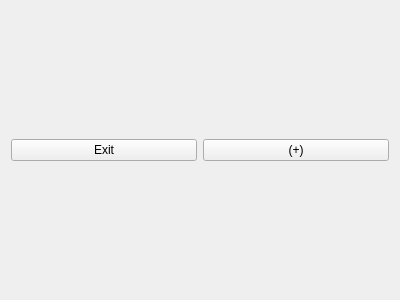
Before: the Qt Designer form graph3D/graph3d_container_gui.ui in joaodeus/mathgraphica, drawn with Qt 5.
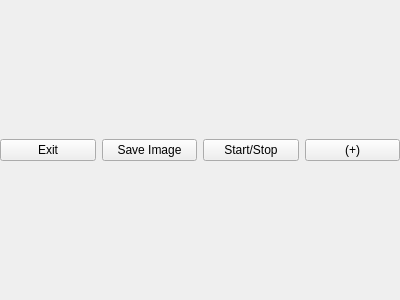
After: the same form once the commit is applied. Icons and pictures are not drawn.

The edit to the form file:
```diff
--- a/graph3D/graph3d_container_gui.ui
+++ b/graph3D/graph3d_container_gui.ui
@@ -18,14 +18,29 @@
     <normaloff>:/images/images/graf3d.png</normaloff>:/images/images/graf3d.png</iconset>
   </property>
   <layout class="QGridLayout" name="gridLayout">
-   <item row="1" column="0">
-    <widget class="QPushButton" name="pushButton_exit">
-     <property name="text">
-      <string>Exit</string>
-     </property>
-    </widget>
-   </item>
+   <property name="leftMargin">
+    <number>0</number>
+   </property>
+   <property name="topMargin">
+    <number>0</number>
+   </property>
+   <property name="rightMargin">
+    <number>0</number>
+   </property>
+   <property name="bottomMargin">
+    <number>0</number>
+   </property>
+   <property name="verticalSpacing">
+    <number>2</number>
+   </property>
    <item row="1" column="1">
+    <widget class="QPushButton" name="pushButton_saveImage">
+     <property name="text">
+      <string>Save Image</string>
+     </property>
+    </widget>
+   </item>
+   <item row="1" column="3">
     <widget class="QPushButton" name="pushButton_options">
      <property name="text">
       <string>(+)</string>
@@ -35,6 +50,20 @@
    <item row="0" column="0" colspan="2">
     <layout class="QHBoxLayout" name="horizontalLayout"/>
    </item>
+   <item row="1" column="0">
+    <widget class="QPushButton" name="pushButton_exit">
+     <property name="text">
+      <string>Exit</string>
+     </property>
+    </widget>
+   </item>
+   <item row="1" column="2">
+    <widget class="QPushButton" name="pushButton_startStop">
+     <property name="text">
+      <string>Start/Stop</string>
+     </property>
+    </widget>
+   </item>
   </layout>
  </widget>
  <resources>
```
Left out of the diff: 2 changed lines with no effect on the pictures.
